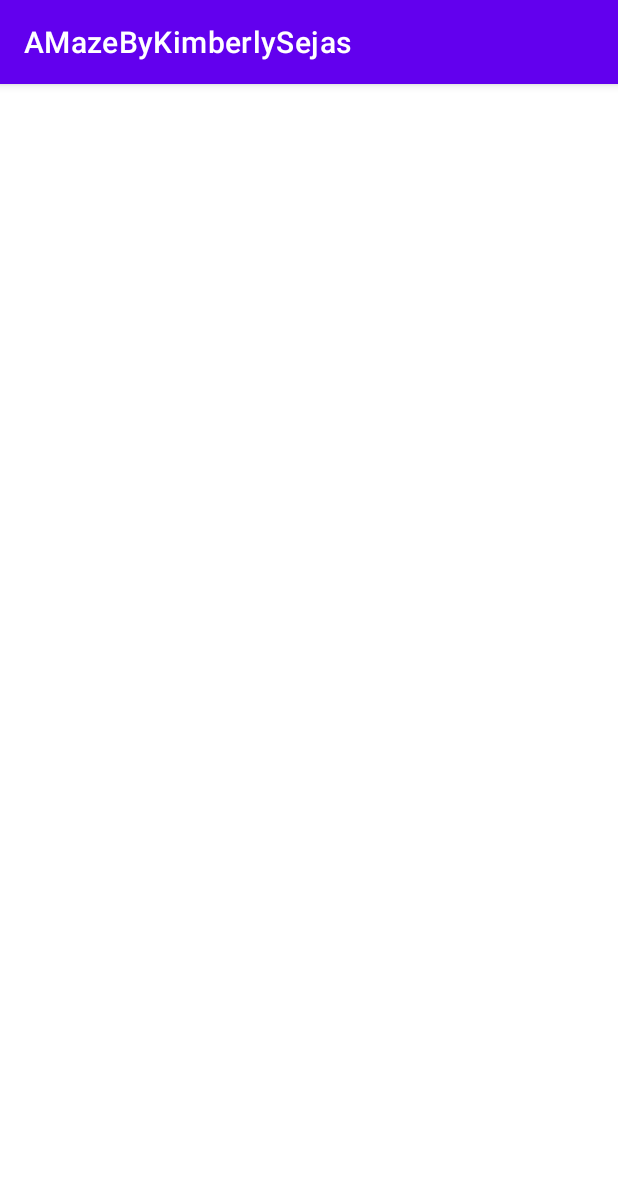
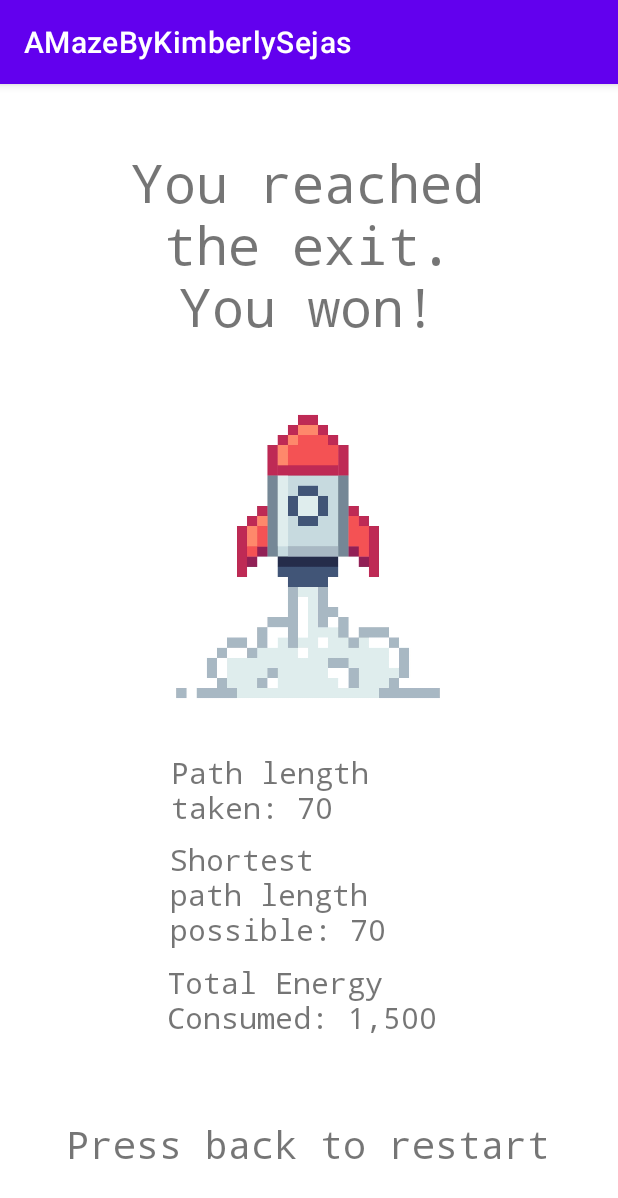
Before and after one commit to kimsejas/SpaceAndroidMaze, an Android app: the PlayAnimationActivity screen opened directly, with no data from a screen before it, after a tap on "TO WINNING", on a phone screen of 412 x 824 dp. Shown: the top 1198 px of the screen. Run offline under Robolectric (Android 15) with nearby library versions, the phone set to English and light mode, and no system bars.

Commit message:
Added UI and game information to WinningActivity for both Manual and Animation rover types

```diff
--- a/app/src/main/java/edu/wm/cs/cs301/amazebykimberlysejas/gui/PlayAnimationActivity.java
+++ b/app/src/main/java/edu/wm/cs/cs301/amazebykimberlysejas/gui/PlayAnimationActivity.java
@@ -163,6 +163,7 @@ public class PlayAnimationActivity extends AppCompatActivity {
                 Toast.makeText(PlayAnimationActivity.this, "To winning button clicked!", Toast.LENGTH_SHORT).show();
                 Log.v("buttonClicked", "User clicked to winning button, switch to winning");
                 Intent i = new Intent(PlayAnimationActivity.this, WinningActivity.class);
+                i.putExtra("From", "Animation");
                 startActivity(i);
             }
         });
--- a/app/src/main/java/edu/wm/cs/cs301/amazebykimberlysejas/gui/PlayManuallyActivity.java
+++ b/app/src/main/java/edu/wm/cs/cs301/amazebykimberlysejas/gui/PlayManuallyActivity.java
@@ -137,6 +137,7 @@ public class PlayManuallyActivity extends AppCompatActivity {
                 Toast.makeText(PlayManuallyActivity.this, "Shortcut button clicked!", Toast.LENGTH_SHORT).show();
                 Log.v("buttonClicked", "User clicked shortcut button, switch to winning");
                 Intent i = new Intent(PlayManuallyActivity.this, WinningActivity.class);
+                i.putExtra("From", "Manual");
                 startActivity(i);
             }
         });
--- a/app/src/main/java/edu/wm/cs/cs301/amazebykimberlysejas/gui/WinningActivity.java
+++ b/app/src/main/java/edu/wm/cs/cs301/amazebykimberlysejas/gui/WinningActivity.java
@@ -2,15 +2,62 @@ package edu.wm.cs.cs301.amazebykimberlysejas.gui;
 
 import androidx.appcompat.app.AppCompatActivity;
 
+import android.content.Intent;
 import android.os.Bundle;
+import android.view.View;
+import android.widget.TextView;
 
 import edu.wm.cs.cs301.amazebykimberlysejas.R;
 
 public class WinningActivity extends AppCompatActivity {
 
+    private TextView length;
+    private TextView shortestLength;
+    private TextView energyConsumed;
+
+
     @Override
     protected void onCreate(Bundle savedInstanceState) {
         super.onCreate(savedInstanceState);
         setContentView(R.layout.activity_winning);
+        energyDisplayed();
+        pathLengthDisplayed();
+    }
+
+    @Override
+    public void onBackPressed(){
+        Intent i = new Intent(WinningActivity.this, AMazeActivity.class);
+        startActivity(i);
+    }
+
+
+    private void pathLengthDisplayed(){
+        Intent i = getIntent();
+        String prev = i.getStringExtra("From");
+
+        length = (TextView) findViewById(R.id.length);
+        shortestLength = (TextView) findViewById(R.id.shortestlength);
+
+
+        if (prev.equals("Animation")){
+            length.setText("Path length taken: 70");
+            shortestLength.setText("Shortest path length possible: 70");
+        }else if (prev.equals("Manual")){
+            length.setText("Path length taken: 100");
+            shortestLength.setText("Shortest path length possible: 70");
+        }
+
+    }
+
+    private void energyDisplayed(){
+        energyConsumed =  (TextView) findViewById(R.id.energyConsumed);
+        Intent i = getIntent();
+        String prev = i.getStringExtra("From");
+
+        if (prev.equals("Animation")){
+            energyConsumed.setText("Total Energy Consumed: 1,500");
+        }else if (prev.equals("Manual")){
+            energyConsumed.setVisibility(View.INVISIBLE);
+        }
     }
 }
--- a/app/src/main/res/layout/activity_winning.xml
+++ b/app/src/main/res/layout/activity_winning.xml
@@ -6,4 +6,90 @@
     android:layout_height="match_parent"
     tools:context=".gui.WinningActivity">
 
+    <TextView
+        android:id="@+id/textView4"
+        android:layout_width="248dp"
+        android:layout_height="165dp"
+        android:gravity="center"
+        android:text="You reached the exit. You won!"
+        android:textSize="35sp"
+        android:typeface="monospace"
+        app:layout_constraintBottom_toBottomOf="parent"
+        app:layout_constraintEnd_toEndOf="parent"
+        app:layout_constraintHorizontal_bias="0.496"
+        app:layout_constraintStart_toStartOf="parent"
+        app:layout_constraintTop_toTopOf="parent"
+        app:layout_constraintVertical_bias="0.041" />
+
+    <ImageView
+        android:id="@+id/imageView"
+        android:layout_width="216dp"
+        android:layout_height="234dp"
+        android:layout_marginTop="8dp"
+        app:layout_constraintBottom_toBottomOf="parent"
+        app:layout_constraintEnd_toEndOf="parent"
+        app:layout_constraintHorizontal_bias="0.497"
+        app:layout_constraintStart_toStartOf="parent"
+        app:layout_constraintTop_toBottomOf="@+id/textView4"
+        app:layout_constraintVertical_bias="0.0"
+        app:srcCompat="@drawable/rocketship" />
+
+    <TextView
+        android:id="@+id/length"
+        android:layout_width="182dp"
+        android:layout_height="56dp"
+        android:text="Path length taken: "
+        android:typeface="monospace"
+        android:textSize="20sp"
+        app:layout_constraintBottom_toBottomOf="parent"
+        app:layout_constraintEnd_toEndOf="parent"
+        app:layout_constraintHorizontal_bias="0.497"
+        app:layout_constraintStart_toStartOf="parent"
+        app:layout_constraintTop_toBottomOf="@+id/imageView"
+        app:layout_constraintVertical_bias="0.047" />
+
+    <TextView
+        android:id="@+id/shortestlength"
+        android:layout_width="184dp"
+        android:layout_height="82dp"
+        android:text="Shortest path length possible: "
+        android:textSize="20sp"
+        android:typeface="monospace"
+        app:layout_constraintBottom_toBottomOf="parent"
+        app:layout_constraintEnd_toEndOf="parent"
+        app:layout_constraintHorizontal_bias="0.497"
+        app:layout_constraintStart_toStartOf="parent"
+        app:layout_constraintTop_toBottomOf="@+id/imageView"
+        app:layout_constraintVertical_bias="0.28" />
+
+    <TextView
+        android:id="@+id/energyConsumed"
+        android:layout_width="186dp"
+        android:layout_height="85dp"
+        android:text="Total Energy Consumed:"
+        android:textSize="20sp"
+        android:typeface="monospace"
+        app:layout_constraintBottom_toBottomOf="parent"
+        app:layout_constraintEnd_toEndOf="parent"
+        app:layout_constraintHorizontal_bias="0.493"
+        app:layout_constraintStart_toStartOf="parent"
+        app:layout_constraintTop_toBottomOf="@+id/imageView"
+        app:layout_constraintVertical_bias="0.611" />
+
+    <TextView
+        android:id="@+id/pressBack"
+        android:layout_width="346dp"
+        android:layout_height="50dp"
+        android:gravity="center"
+        android:text="Press back to restart"
+        android:textSize="25sp"
+        android:typeface="monospace"
+        app:layout_constraintBottom_toBottomOf="parent"
+        app:layout_constraintEnd_toEndOf="parent"
+        app:layout_constraintHorizontal_bias="0.492"
+        app:layout_constraintStart_toStartOf="parent"
+        app:layout_constraintTop_toBottomOf="@+id/imageView"
+        app:layout_constraintVertical_bias="0.875" />
+
+
 </androidx.constraintlayout.widget.ConstraintLayout>
```
Also changed, not shown: app/src/main/res/drawable/rocketship.webp (added).
